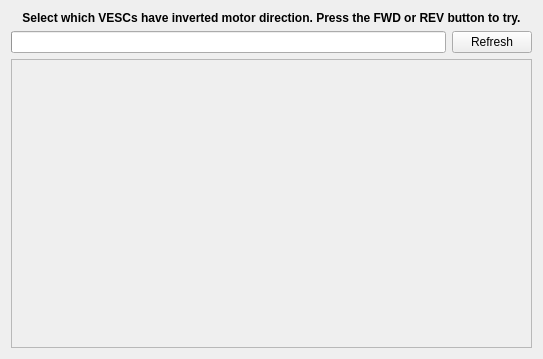
Qt form source/widgets/dirsetup.ui (poommyroboticcamera-netizen/SAT-Motor-Pilot) before a commit.
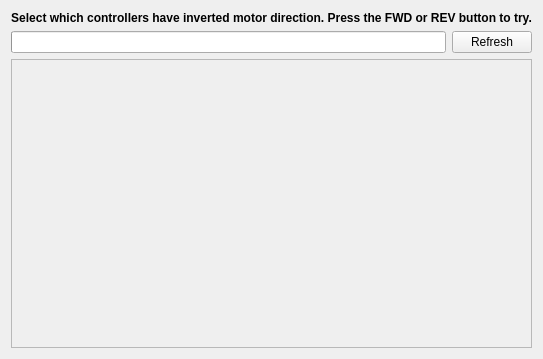
The same form after that commit.

Commit message: Build SAT Motor Pilot company workspace, onboarding and independent application identity

Patch:
```diff
--- a/source/widgets/dirsetup.ui
+++ b/source/widgets/dirsetup.ui
@@ -23,7 +23,7 @@
       </font>
      </property>
      <property name="text">
-      <string>Select which VESCs have inverted motor direction. Press the FWD or REV button to try.</string>
+      <string>Select which controllers have inverted motor direction. Press the FWD or REV button to try.</string>
      </property>
      <property name="alignment">
       <set>Qt::AlignCenter</set>
```
The commit also changes 127 other files.
